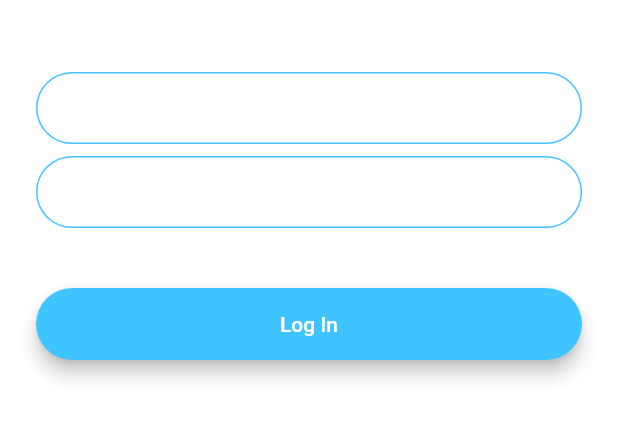
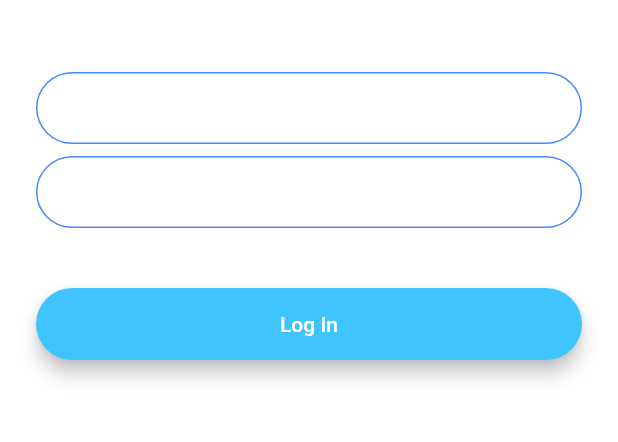
Before and after one commit to Abdelrahmanhassan1/flash_chat, a Flutter app: the screen it shows after launch, after a tap on "Log In", on a phone screen of 412 x 824 dp, the part 576-1018 px from its top. Run offline on Flutter 3.47's test engine with Material 2 defaults, Android fonts, the phone set to English and light mode, and no system bars.

```diff
--- /dev/null
+++ b/lib/UI/rounded_button.dart
@@ -0,0 +1,35 @@
+import 'package:flutter/material.dart';
+import 'package:flash_chat/screens/login_screen.dart';
+
+class RoundedButton extends StatelessWidget {
+  const RoundedButton({
+    super.key,
+    required this.btnText,
+    required this.onPressed,
+    required this.btnColor,
+  });
+
+  final String btnText;
+  final Function() onPressed;
+  final Color btnColor;
+
+  @override
+  Widget build(BuildContext context) {
+    return Padding(
+      padding: const EdgeInsets.symmetric(vertical: 16.0),
+      child: Material(
+        elevation: 5.0,
+        color: btnColor,
+        borderRadius: BorderRadius.circular(30.0),
+        child: MaterialButton(
+          onPressed: onPressed,
+          minWidth: 200.0,
+          height: 42.0,
+          child: Text(
+            btnText,
+          ),
+        ),
+      ),
+    );
+  }
+}
--- a/lib/constants.dart
+++ b/lib/constants.dart
@@ -17,3 +17,19 @@ const kMessageContainerDecoration = BoxDecoration(
     top: BorderSide(color: Colors.lightBlueAccent, width: 2.0),
   ),
 );
+
+const kTextFieldInputDecoration = InputDecoration(
+  hintText: 'Enter your value',
+  contentPadding: EdgeInsets.symmetric(vertical: 10.0, horizontal: 20.0),
+  border: OutlineInputBorder(
+    borderRadius: BorderRadius.all(Radius.circular(32.0)),
+  ),
+  enabledBorder: OutlineInputBorder(
+    borderSide: BorderSide(color: Colors.blueAccent, width: 1.0),
+    borderRadius: BorderRadius.all(Radius.circular(32.0)),
+  ),
+  focusedBorder: OutlineInputBorder(
+    borderSide: BorderSide(color: Colors.blueAccent, width: 2.0),
+    borderRadius: BorderRadius.all(Radius.circular(32.0)),
+  ),
+);
--- a/lib/screens/login_screen.dart
+++ b/lib/screens/login_screen.dart
@@ -1,5 +1,7 @@
 // ignore_for_file: library_private_types_in_public_api
 
+import 'package:flash_chat/UI/rounded_button.dart';
+import 'package:flash_chat/constants.dart';
 import 'package:flutter/material.dart';
 
 class LoginScreen extends StatefulWidget {
@@ -36,24 +38,8 @@ class _LoginScreenState extends State<LoginScreen> {
               onChanged: (value) {
                 //Do something with the user input.
               },
-              decoration: const InputDecoration(
-                hintText: 'Enter your email',
-                contentPadding:
-                    EdgeInsets.symmetric(vertical: 10.0, horizontal: 20.0),
-                border: OutlineInputBorder(
-                  borderRadius: BorderRadius.all(Radius.circular(32.0)),
-                ),
-                enabledBorder: OutlineInputBorder(
-                  borderSide:
-                      BorderSide(color: Colors.lightBlueAccent, width: 1.0),
-                  borderRadius: BorderRadius.all(Radius.circular(32.0)),
-                ),
-                focusedBorder: OutlineInputBorder(
-                  borderSide:
-                      BorderSide(color: Colors.lightBlueAccent, width: 2.0),
-                  borderRadius: BorderRadius.all(Radius.circular(32.0)),
-                ),
-              ),
+              decoration: kTextFieldInputDecoration.copyWith(
+                  hintText: "Enter your email"),
             ),
             const SizedBox(
               height: 8.0,
@@ -62,45 +48,18 @@ class _LoginScreenState extends State<LoginScreen> {
               onChanged: (value) {
                 //Do something with the user input.
               },
-              decoration: const InputDecoration(
-                hintText: 'Enter your password.',
-                contentPadding:
-                    EdgeInsets.symmetric(vertical: 10.0, horizontal: 20.0),
-                border: OutlineInputBorder(
-                  borderRadius: BorderRadius.all(Radius.circular(32.0)),
-                ),
-                enabledBorder: OutlineInputBorder(
-                  borderSide:
-                      BorderSide(color: Colors.lightBlueAccent, width: 1.0),
-                  borderRadius: BorderRadius.all(Radius.circular(32.0)),
-                ),
-                focusedBorder: OutlineInputBorder(
-                  borderSide:
-                      BorderSide(color: Colors.lightBlueAccent, width: 2.0),
-                  borderRadius: BorderRadius.all(Radius.circular(32.0)),
-                ),
-              ),
+              decoration: kTextFieldInputDecoration.copyWith(
+                  hintText: "Enter your password"),
             ),
             const SizedBox(
               height: 24.0,
             ),
-            Padding(
-              padding: const EdgeInsets.symmetric(vertical: 16.0),
-              child: Material(
-                color: Colors.lightBlueAccent,
-                borderRadius: const BorderRadius.all(Radius.circular(30.0)),
-                elevation: 5.0,
-                child: MaterialButton(
-                  onPressed: () {
-                    //Implement login functionality.
-                  },
-                  minWidth: 200.0,
-                  height: 42.0,
-                  child: const Text(
-                    'Log In',
-                  ),
-                ),
-              ),
+            RoundedButton(
+              btnColor: Colors.lightBlueAccent,
+              btnText: "Log In",
+              onPressed: () {
+                Navigator.pushNamed(context, LoginScreen.id);
+              },
             ),
           ],
         ),
--- a/lib/screens/welcome_screen.dart
+++ b/lib/screens/welcome_screen.dart
@@ -1,5 +1,5 @@
 // ignore_for_file: library_private_types_in_public_api
-
+import 'package:flash_chat/UI/rounded_button.dart';
 import 'package:flash_chat/screens/login_screen.dart';
 import 'package:flash_chat/screens/registration_screen.dart';
 import 'package:flutter/material.dart';
@@ -84,42 +84,19 @@ class _WelcomeScreenState extends State<WelcomeScreen>
             const SizedBox(
               height: 48.0,
             ),
-            Padding(
-              padding: const EdgeInsets.symmetric(vertical: 16.0),
-              child: Material(
-                elevation: 5.0,
-                color: Colors.lightBlueAccent,
-                borderRadius: BorderRadius.circular(30.0),
-                child: MaterialButton(
+            RoundedButton(
+              btnColor: Colors.lightBlueAccent,
+              btnText: "Log In",
               onPressed: () {
-                    // go to login_screen
                 Navigator.pushNamed(context, LoginScreen.id);
               },
-                  minWidth: 200.0,
-                  height: 42.0,
-                  child: const Text(
-                    'Log In',
             ),
-                ),
-              ),
-            ),
-            Padding(
-              padding: const EdgeInsets.symmetric(vertical: 16.0),
-              child: Material(
-                color: Colors.blueAccent,
-                borderRadius: BorderRadius.circular(30.0),
-                elevation: 5.0,
-                child: MaterialButton(
+            RoundedButton(
+              btnColor: Colors.blueAccent,
+              btnText: "Register",
               onPressed: () {
                 Navigator.pushNamed(context, RegistrationScreen.id);
               },
-                  minWidth: 200.0,
-                  height: 42.0,
-                  child: const Text(
-                    'Register',
-                  ),
-                ),
-              ),
             ),
           ],
         ),
```
Also changed, not shown: lib/screens/registration_screen.dart (+13 -52 lines), 1 other file. Lines whose indentation alone changed are shown as unchanged.
